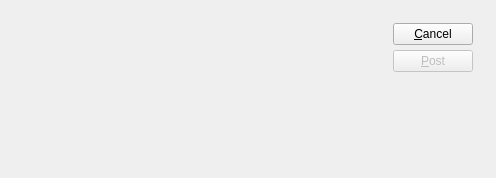
Above: guiclient/returnWoMaterialBatch.ui from Pegasus-RPG/xtuple-client before the change. Below: the same form after it.
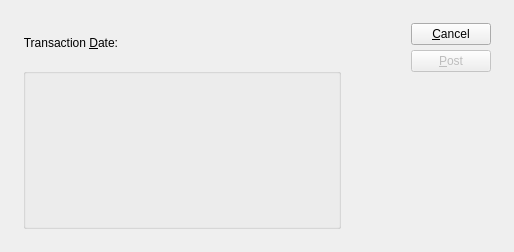
That is the form after the change. Custom widgets are drawn as their Qt base class.

What changed in the file:
```diff
--- a/guiclient/returnWoMaterialBatch.ui
+++ b/guiclient/returnWoMaterialBatch.ui
@@ -8,60 +8,110 @@
 is available at www.xtuple.com/CPAL.  By using this software, you agree
 to be bound by its terms.</comment>
  <class>returnWoMaterialBatch</class>
- <widget class="QDialog" name="returnWoMaterialBatch" >
-  <property name="geometry" >
+ <widget class="QDialog" name="returnWoMaterialBatch">
+  <property name="geometry">
    <rect>
     <x>0</x>
     <y>0</y>
-    <width>496</width>
-    <height>178</height>
+    <width>514</width>
+    <height>252</height>
    </rect>
   </property>
   <property name="windowTitle" >
    <string>Return Work Order Material Batch</string>
   </property>
-  <layout class="QGridLayout" >
-   <item row="0" column="0" >
-    <layout class="QHBoxLayout" >
-     <property name="spacing" >
+  <layout class="QGridLayout" name="gridLayout_3">
+   <item row="0" column="0">
+    <layout class="QGridLayout" name="gridLayout_2">
+     <property name="margin">
       <number>12</number>
      </property>
-     <property name="leftMargin" >
+     <property name="spacing">
       <number>12</number>
      </property>
-     <property name="topMargin" >
-      <number>12</number>
-     </property>
-     <property name="rightMargin" >
-      <number>12</number>
-     </property>
-     <property name="bottomMargin" >
-      <number>12</number>
-     </property>
-     <item>
-      <widget class="WoCluster" name="_wo" >
-       <property name="sizePolicy" >
-        <sizepolicy vsizetype="Fixed" hsizetype="Fixed" >
-         <horstretch>0</horstretch>
-         <verstretch>0</verstretch>
-        </sizepolicy>
-       </property>
-       <property name="minimumSize" >
-        <size>
-         <width>290</width>
-         <height>130</height>
-        </size>
-       </property>
-      </widget>
+     <item row="0" column="0">
+      <layout class="QVBoxLayout" name="verticalLayout">
+       <item>
+        <layout class="QHBoxLayout" name="horizontalLayout">
+         <item>
+          <widget class="QLabel" name="_transDateLit">
+           <property name="text">
+            <string>Transaction &amp;Date:</string>
+           </property>
+           <property name="alignment">
+            <set>Qt::AlignRight|Qt::AlignTrailing|Qt::AlignVCenter</set>
+           </property>
+           <property name="buddy">
+            <cstring>_transDate</cstring>
+           </property>
+          </widget>
+         </item>
+         <item>
+          <widget class="DLineEdit" name="_transDate">
+           <property name="sizePolicy">
+            <sizepolicy hsizetype="Preferred" vsizetype="Fixed">
+             <horstretch>0</horstretch>
+             <verstretch>0</verstretch>
+            </sizepolicy>
+           </property>
+          </widget>
+         </item>
+         <item>
+          <spacer>
+           <property name="orientation">
+            <enum>Qt::Horizontal</enum>
+           </property>
+           <property name="sizeType">
+            <enum>QSizePolicy::Expanding</enum>
+           </property>
+           <property name="sizeHint" stdset="0">
+            <size>
+             <width>20</width>
+             <height>20</height>
+            </size>
+           </property>
+          </spacer>
+         </item>
+        </layout>
+       </item>
+       <item>
+        <widget class="QGroupBox" name="_woGroup">
+         <property name="title">
+          <string/>
+         </property>
+         <layout class="QGridLayout" name="gridLayout">
+          <item row="0" column="0">
+           <widget class="WoCluster" name="_wo">
+            <property name="sizePolicy">
+             <sizepolicy hsizetype="Fixed" vsizetype="Fixed">
+              <horstretch>0</horstretch>
+              <verstretch>0</verstretch>
+             </sizepolicy>
+            </property>
+            <property name="minimumSize">
+             <size>
+              <width>290</width>
+              <height>130</height>
+             </size>
+            </property>
+            <property name="focusPolicy">
+             <enum>Qt::StrongFocus</enum>
+            </property>
+           </widget>
+          </item>
+         </layout>
+        </widget>
+       </item>
+      </layout>
      </item>
-     <item>
-      <layout class="QHBoxLayout" >
-       <property name="spacing" >
+     <item row="0" column="1">
+      <layout class="QHBoxLayout">
+       <property name="spacing">
         <number>0</number>
        </property>
        <item>
         <spacer>
-         <property name="orientation" >
+         <property name="orientation">
           <enum>Qt::Horizontal</enum>
          </property>
          <property name="sizeType" >
@@ -76,20 +126,20 @@
         </spacer>
        </item>
        <item>
-        <layout class="QVBoxLayout" >
-         <property name="spacing" >
+        <layout class="QVBoxLayout">
+         <property name="spacing">
           <number>5</number>
          </property>
          <item>
-          <widget class="QPushButton" name="_close" >
-           <property name="text" >
+          <widget class="QPushButton" name="_close">
+           <property name="text">
             <string>&amp;Cancel</string>
            </property>
           </widget>
          </item>
          <item>
-          <widget class="QPushButton" name="_return" >
-           <property name="enabled" >
+          <widget class="QPushButton" name="_return">
+           <property name="enabled">
             <bool>false</bool>
            </property>
            <property name="text" >
@@ -102,13 +152,13 @@
          </item>
          <item>
           <spacer>
-           <property name="orientation" >
+           <property name="orientation">
             <enum>Qt::Vertical</enum>
            </property>
-           <property name="sizeType" >
+           <property name="sizeType">
             <enum>QSizePolicy::Expanding</enum>
            </property>
-           <property name="sizeHint" >
+           <property name="sizeHint" stdset="0">
             <size>
              <width>20</width>
              <height>20</height>
@@ -124,9 +174,14 @@
    </item>
   </layout>
  </widget>
- <layoutdefault spacing="6" margin="11" />
+ <layoutdefault spacing="6" margin="11"/>
  <pixmapfunction>qPixmapFromMimeSource</pixmapfunction>
  <customwidgets>
+  <customwidget>
+   <class>DLineEdit</class>
+   <extends>QWidget</extends>
+   <header>datecluster.h</header>
+  </customwidget>
   <customwidget>
    <class>WoCluster</class>
    <extends>QWidget</extends>
```
Left out of the diff: 25 changed lines with no effect on the pictures.
